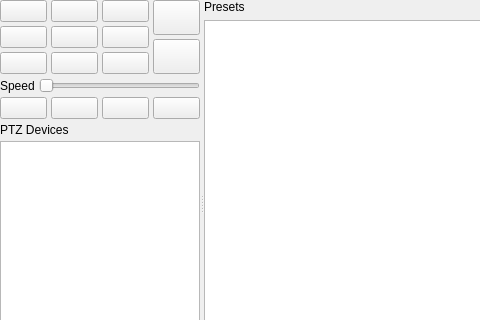
Above: src/ptz-controls.ui from glikely/obs-ptz before the change; both pictures show x 0 to 480 and y 0 to 320 of the 563 by 435 pixel window. Below: the same form after it.
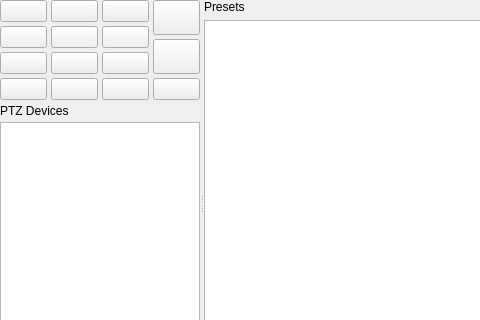
That is the form after the change. Icons and pictures are not drawn.

Commit message:
Implement speed ramping
Replace the UI speed slider with a time-based speed ramp. Pan/tilt/zoom
movements will start slow, and ramp up to faster speeds the longer the
button is held down.

The slider is entirely removed from the UI now as unnecessary. Users can
use the <ctrl> or <shift> modifies to get fast and slow movement
respectively.

Fixes #65

```diff
--- a/src/ptz-controls.ui
+++ b/src/ptz-controls.ui
@@ -375,27 +375,6 @@
           </layout>
          </widget>
         </item>
-        <item>
-         <layout class="QHBoxLayout" name="horizontalLayout">
-          <item>
-           <widget class="QLabel" name="speedSliderLabel">
-            <property name="text">
-             <string>Speed</string>
-            </property>
-           </widget>
-          </item>
-          <item>
-           <widget class="QSlider" name="speedSlider">
-            <property name="toolTip">
-             <string>&lt;html&gt;&lt;head/&gt;&lt;body&gt;&lt;p&gt;Set speed of pan, tilt and zoom commands&lt;/p&gt;&lt;/body&gt;&lt;/html&gt;</string>
-            </property>
-            <property name="orientation">
-             <enum>Qt::Horizontal</enum>
-            </property>
-           </widget>
-          </item>
-         </layout>
-        </item>
         <item>
          <layout class="QHBoxLayout" name="focusControlsHorizontalLayout">
           <property name="spacing">
```
The commit also changes 2 other files.
